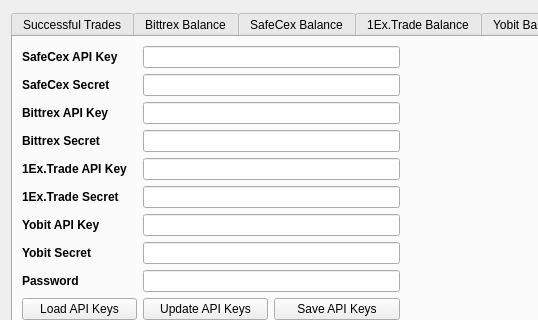
First picture: the form in src/qt/forms/arbitrage.ui, repository Infernoman/Transfercoin, before the edit; both pictures show x 0 to 538 and y 0 to 320 of the 1031 by 598 pixel window.
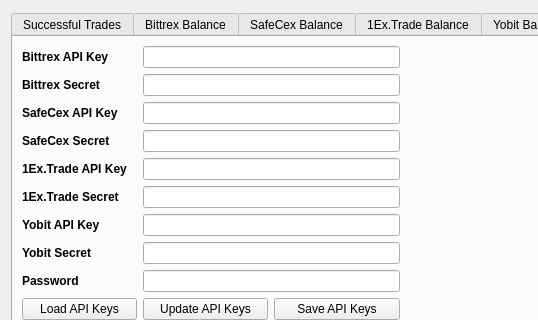
Second picture: the form after the edit.

What changed in the file:
```diff
--- a/src/qt/forms/arbitrage.ui
+++ b/src/qt/forms/arbitrage.ui
@@ -1906,12 +1906,12 @@
           </font>
          </property>
          <property name="text">
-          <string>SafeCex API Key</string>
+          <string>Bittrex API Key</string>
          </property>
         </widget>
        </item>
        <item row="0" column="1" colspan="3">
-        <widget class="QLineEdit" name="SafecexApiKeyInput">
+        <widget class="QLineEdit" name="BittrexApiKeyInput">
          <property name="text">
           <string/>
          </property>
@@ -1939,12 +1939,12 @@
           </font>
          </property>
          <property name="text">
-          <string>SafeCex Secret</string>
+          <string>Bittrex Secret</string>
          </property>
         </widget>
        </item>
        <item row="1" column="1" colspan="3">
-        <widget class="QLineEdit" name="SafecexSecretKeyInput"/>
+        <widget class="QLineEdit" name="BittrexSecretKeyInput"/>
        </item>
        <item row="2" column="0">
         <widget class="QLabel" name="label_22">
@@ -1955,12 +1955,12 @@
           </font>
          </property>
          <property name="text">
-          <string>Bittrex API Key</string>
+          <string>SafeCex API Key</string>
          </property>
         </widget>
        </item>
        <item row="2" column="1" colspan="3">
-        <widget class="QLineEdit" name="BittrexApiKeyInput"/>
+        <widget class="QLineEdit" name="SafecexApiKeyInput"/>
        </item>
        <item row="3" column="0">
         <widget class="QLabel" name="label_23">
@@ -1971,12 +1971,12 @@
           </font>
          </property>
          <property name="text">
-          <string>Bittrex Secret</string>
+          <string>SafeCex Secret</string>
          </property>
         </widget>
        </item>
        <item row="3" column="1" colspan="3">
-        <widget class="QLineEdit" name="BittrexSecretKeyInput"/>
+        <widget class="QLineEdit" name="SafecexSecretKeyInput"/>
        </item>
        <item row="4" column="0">
         <widget class="QLabel" name="label_24">
```
